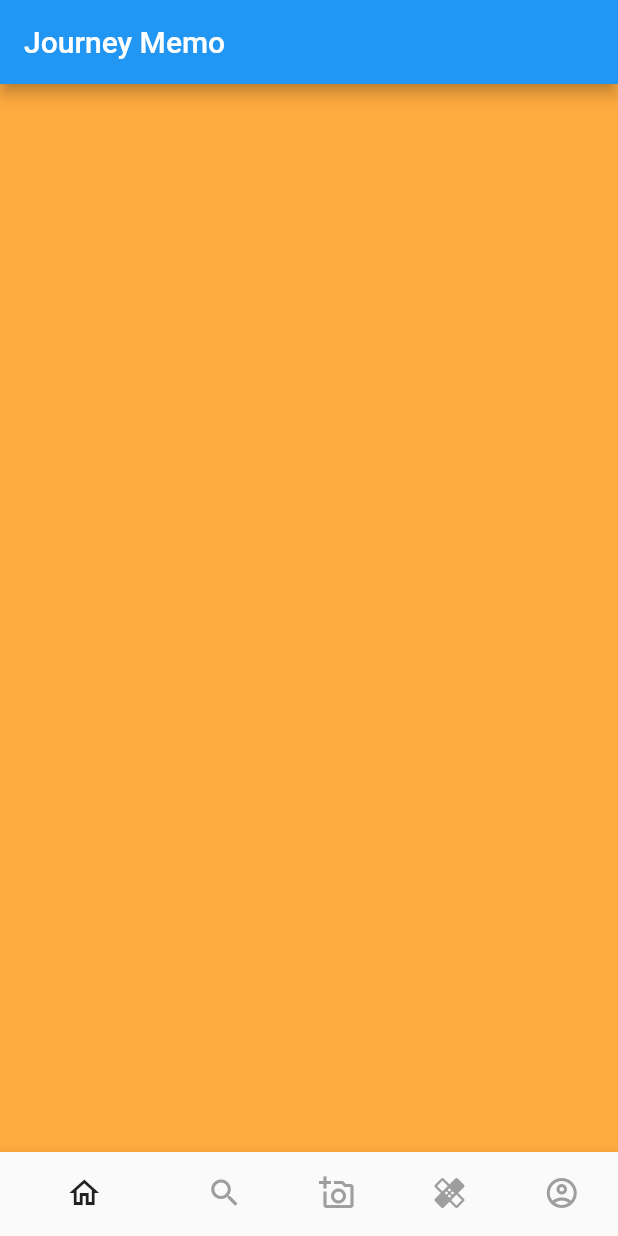
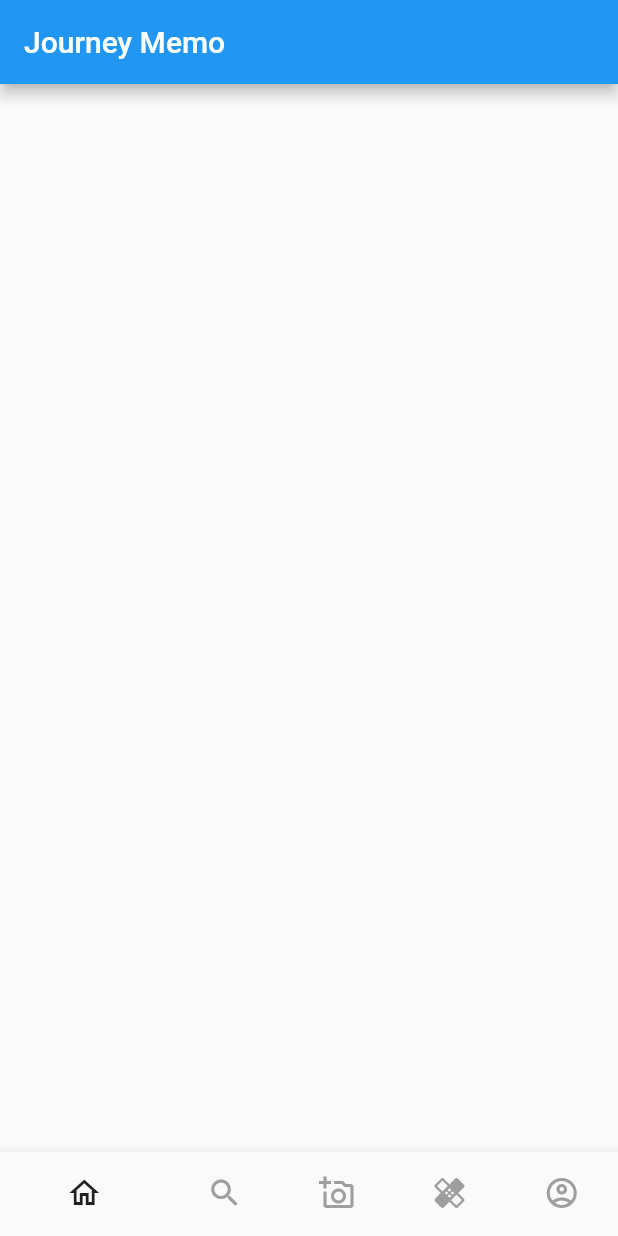
Before and after one commit to Su-minn/journey_memo, a Flutter app: the screen it shows after launch, on a phone screen of 412 x 824 dp. Run offline on Flutter 3.47's test engine with Material 2 defaults, Android fonts, the phone set to English and light mode, and no system bars.

Commit message:
add FeedScreen Scaffold

```diff
--- /dev/null
+++ b/journey_memo_jussuit/lib/feed_screen.dart
@@ -0,0 +1,12 @@
+import 'package:flutter/material.dart';
+
+class FeedScreen extends StatelessWidget {
+  const FeedScreen({Key? key}) : super(key: key);
+
+  @override
+  Widget build(BuildContext context) {
+    return Scaffold(
+      appBar: AppBar(title: Text('Journey Memo'),),
+    );
+  }
+}
--- a/journey_memo_jussuit/lib/home_page.dart
+++ b/journey_memo_jussuit/lib/home_page.dart
@@ -1,4 +1,5 @@
 import 'package:flutter/material.dart';
+import 'package:journey_memo_jussuit/feed_screen.dart';
 
 class HomePage extends StatefulWidget {
 
@@ -21,7 +22,7 @@ class _HomePageState extends State<HomePage> {
     BottomNavigationBarItem(icon: Icon(Icons.account_circle_outlined), label: ""),
   ];
   static List<Widget> _screens = [
-    Container(color: Colors.orangeAccent,),
+    FeedScreen(),
     Container(color: Colors.amberAccent,),
     Container(color: Colors.tealAccent,),
     Container(color: Colors.deepPurpleAccent,),
@@ -31,9 +32,6 @@ class _HomePageState extends State<HomePage> {
   @override
   Widget build(BuildContext context) {
     return Scaffold(
-      appBar: AppBar(
-        title: Text('Journey Memo'),
-      ),
       body: IndexedStack(
         index: _selectedIndex,
         children: _screens,
```
